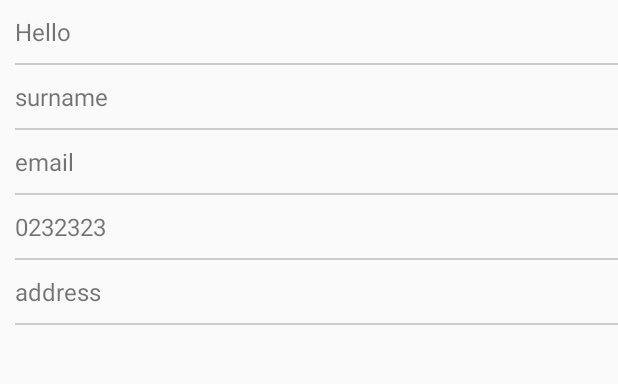
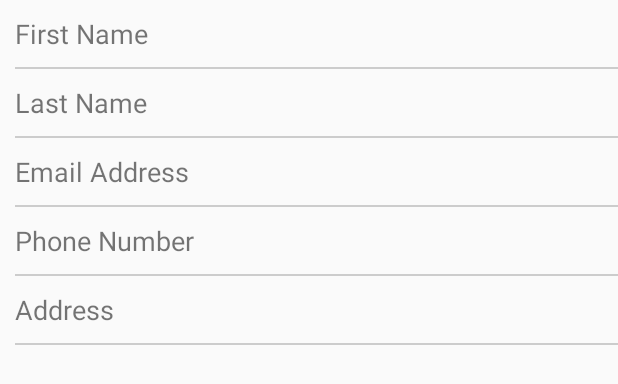
Before and after one commit to valmirbekteshi/Address-Book, an Android app: the layout contact_detail_fragment.xml on its own in the app's theme, with its tools: preview values and no code run, on a phone screen of 412 x 824 dp. Shown: the top 384 px of the screen. Run offline under Robolectric (Android 15) with nearby library versions, the phone set to English and light mode, and no system bars.

```diff
--- a/app/src/main/java/com/valmirb/addressbook/db/ContactDatabase.kt
+++ b/app/src/main/java/com/valmirb/addressbook/db/ContactDatabase.kt
@@ -9,7 +9,7 @@ import androidx.sqlite.db.SupportSQLiteDatabase
 import com.valmirb.addressbook.db.dao.ContactDao
 import com.valmirb.addressbook.db.entity.Contact
 
-@Database(entities = [Contact::class], version = 1)
+@Database(entities = [Contact::class], version = 1,exportSchema = false)
 abstract class ContactDatabase : RoomDatabase(){
 
     abstract fun contactDao(): ContactDao
--- a/app/src/main/java/com/valmirb/addressbook/db/dao/ContactDao.kt
+++ b/app/src/main/java/com/valmirb/addressbook/db/dao/ContactDao.kt
@@ -6,6 +6,7 @@ import androidx.room.Insert
 import androidx.room.OnConflictStrategy
 import androidx.room.Query
 import com.valmirb.addressbook.db.entity.Contact
+import io.reactivex.Flowable
 
 @Dao
 interface ContactDao {
@@ -23,8 +24,7 @@ interface ContactDao {
     @Query("SELECT * FROM contacts_table WHERE id like :contactId")
     fun getContactById(contactId: Int): LiveData<Contact>
 
-
-
-
+    @Query("SELECT * FROM contacts_table WHERE name like '%' || :name || '%'")
+    fun searchContactByName(name: String): Flowable<List<Contact>>
 
 }
--- a/app/src/main/java/com/valmirb/addressbook/ui/addcontact/AddContactViewModel.kt
+++ b/app/src/main/java/com/valmirb/addressbook/ui/addcontact/AddContactViewModel.kt
@@ -3,7 +3,6 @@ package com.valmirb.addressbook.ui.addcontact
 import android.app.Application
 import androidx.lifecycle.AndroidViewModel
 import androidx.lifecycle.LiveData
-import androidx.lifecycle.ViewModel
 import com.valmirb.addressbook.db.entity.Contact
 import com.valmirb.addressbook.repository.ContactRepository
 
--- a/app/src/main/res/layout/contact_detail_fragment.xml
+++ b/app/src/main/res/layout/contact_detail_fragment.xml
@@ -13,8 +13,8 @@
         android:layout_height="wrap_content"
         android:layout_marginStart="10dp"
         android:layout_marginTop="10dp"
-        android:text="Hello"
-        android:textSize="16sp"
+        android:text="@string/first_name"
+        android:textSize="@dimen/contact_detail_text_size"
         app:layout_constraintStart_toStartOf="parent"
         app:layout_constraintTop_toTopOf="parent" />
 
@@ -23,9 +23,9 @@
         android:id="@+id/view_name"
         android:layout_width="match_parent"
         android:layout_height="1dp"
-        android:background="#ccc"
         android:layout_marginStart="10dp"
         android:layout_marginTop="10dp"
+        android:background="#ccc"
         app:layout_constraintEnd_toEndOf="parent"
         app:layout_constraintStart_toStartOf="parent"
         app:layout_constraintTop_toBottomOf="@id/contact_name_detail" />
@@ -36,10 +36,10 @@
         android:layout_height="wrap_content"
         android:layout_marginStart="10dp"
         android:layout_marginTop="10dp"
-        tools:text="surname"
-        android:textSize="16sp"
+        android:textSize="@dimen/contact_detail_text_size"
         app:layout_constraintStart_toStartOf="parent"
-        app:layout_constraintTop_toBottomOf="@+id/view_name" />
+        app:layout_constraintTop_toBottomOf="@+id/view_name"
+        tools:text="@string/last_name" />
 
 
     <View
@@ -47,8 +47,8 @@
         android:layout_width="match_parent"
         android:layout_height="1dp"
         android:layout_marginStart="10dp"
+        android:layout_marginTop="10dp"
         android:background="#ccc"
-        android:layout_marginTop="10dp"
         app:layout_constraintEnd_toEndOf="parent"
         app:layout_constraintStart_toStartOf="parent"
         app:layout_constraintTop_toBottomOf="@id/contact_lastname_detail" />
@@ -59,23 +59,22 @@
         android:layout_height="wrap_content"
         android:layout_marginStart="10dp"
         android:layout_marginTop="10dp"
-        tools:text="email"
-        android:textSize="16sp"
+        android:textSize="@dimen/contact_detail_text_size"
         app:layout_constraintStart_toStartOf="parent"
-        app:layout_constraintTop_toBottomOf="@+id/view_surname" />
+        app:layout_constraintTop_toBottomOf="@+id/view_surname"
+        tools:text="@string/email" />
 
 
     <View
         android:id="@+id/view_email"
         android:layout_width="match_parent"
         android:layout_height="1dp"
-        android:background="#ccc"
         android:layout_marginStart="10dp"
         android:layout_marginTop="10dp"
+        android:background="#ccc"
         app:layout_constraintEnd_toEndOf="parent"
         app:layout_constraintStart_toStartOf="parent"
         app:layout_constraintTop_toBottomOf="@id/contact_email_detail" />
-
 
 
     <TextView
@@ -84,18 +83,18 @@
         android:layout_height="wrap_content"
         android:layout_marginStart="10dp"
         android:layout_marginTop="10dp"
-        tools:text="0232323"
-        android:textSize="16sp"
+        android:textSize="@dimen/contact_detail_text_size"
         app:layout_constraintStart_toStartOf="parent"
-        app:layout_constraintTop_toBottomOf="@+id/view_email" />
+        app:layout_constraintTop_toBottomOf="@+id/view_email"
+        tools:text="@string/phonenumber" />
 
     <View
         android:id="@+id/view_phone"
         android:layout_width="match_parent"
         android:layout_height="1dp"
-        android:background="#ccc"
         android:layout_marginStart="10dp"
         android:layout_marginTop="10dp"
+        android:background="#ccc"
         app:layout_constraintEnd_toEndOf="parent"
         app:layout_constraintStart_toStartOf="parent"
         app:layout_constraintTop_toBottomOf="@id/contact_phonenumber_detail" />
@@ -107,19 +106,19 @@
         android:layout_height="wrap_content"
         android:layout_marginStart="10dp"
         android:layout_marginTop="10dp"
-        tools:text="address"
-        android:textSize="16sp"
+        android:textSize="@dimen/contact_detail_text_size"
         app:layout_constraintStart_toStartOf="parent"
-        app:layout_constraintTop_toBottomOf="@+id/view_phone" />
+        app:layout_constraintTop_toBottomOf="@+id/view_phone"
+        tools:text="@string/address" />
 
 
     <View
         android:id="@+id/view_address"
         android:layout_width="match_parent"
         android:layout_height="1dp"
-        android:background="#ccc"
         android:layout_marginStart="10dp"
         android:layout_marginTop="10dp"
+        android:background="#ccc"
         app:layout_constraintEnd_toEndOf="parent"
         app:layout_constraintStart_toStartOf="parent"
         app:layout_constraintTop_toBottomOf="@id/contact_address_detail" />
--- /dev/null
+++ b/app/src/main/res/values/dimens.xml
@@ -0,0 +1,4 @@
+<?xml version="1.0" encoding="utf-8"?>
+<resources>
+    <dimen name="contact_detail_text_size">18sp</dimen>
+</resources>
--- a/app/src/main/res/values/strings.xml
+++ b/app/src/main/res/values/strings.xml
@@ -9,4 +9,5 @@
     <string name="no_contacts">No Contacts</string>
     <string name="no_contacts_subtitle">Use the \'+\' icon to add a new contact</string>
     <string name="ex_contact_name">Valmir Bekteshi</string>
+    <string name="save">Save</string>
 </resources>
--- a/gradle.properties
+++ b/gradle.properties
@@ -19,3 +19,4 @@ android.useAndroidX=true
 android.enableJetifier=true
 # Kotlin code style for this project: "official" or "obsolete":
 kotlin.code.style=official
+kapt.incremental.apt=true
```
Also changed, not shown: app/build.gradle (+6 -3 lines), app/src/main/java/com/valmirb/addressbook/repository/ContactRepository.kt (+9 -3 lines), app/src/main/java/com/valmirb/addressbook/ui/MainActivity.kt (+19 -0 lines), app/src/main/java/com/valmirb/addressbook/ui/ShareViewModel.kt (added, +9 -0 lines), app/src/main/java/com/valmirb/addressbook/ui/addcontact/AddContactFragment.kt (+1 -6 lines), app/src/main/java/com/valmirb/addressbook/ui/addressbook/AddressBookFragment.kt (+30 -8 lines), app/src/main/java/com/valmirb/addressbook/ui/addressbook/AddressBookViewModel.kt (+5 -7 lines), app/src/main/res/layout/add_contact_fragment.xml (+4 -3 lines).
